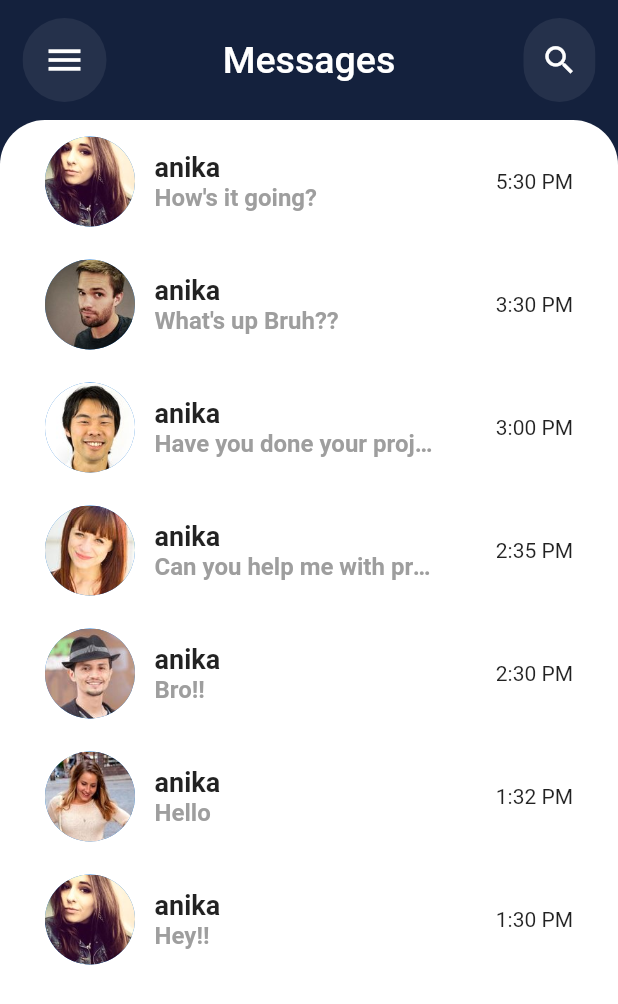
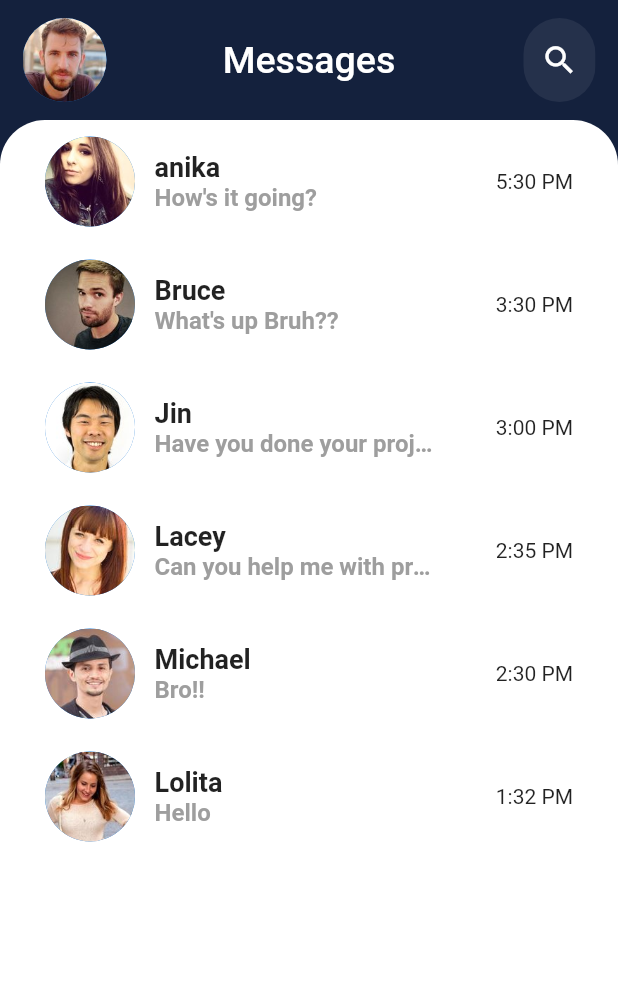
Before and after one commit to khatrisaugat/chat-app, a Flutter app: the screen it shows after launch, on a phone screen of 412 x 824 dp. Shown: the top 1004 px of the screen. Run offline on Flutter 3.47's test engine with Material 2 defaults, Android fonts, the phone set to English and light mode, and no system bars.

Commit message:
design of home screen and chat screen

```diff
--- a/lib/main.dart
+++ b/lib/main.dart
@@ -12,6 +12,7 @@ class MyApp extends StatelessWidget {
   @override
   Widget build(BuildContext context) {
     return MaterialApp(
+      debugShowCheckedModeBanner: false,
       title: 'Flutter Demo',
       theme: ThemeData(
         primaryColor: Color(0xff14213D),
--- a/lib/models/message_model.dart
+++ b/lib/models/message_model.dart
@@ -101,7 +101,7 @@ List<Message> chats = [
     isLiked: false,
     unread: true,
     roomId: 2,
-    roomName: "anika",
+    roomName: "Bruce",
     creator: steven,
   ),
   Message(
@@ -112,7 +112,7 @@ List<Message> chats = [
     isLiked: false,
     unread: true,
     roomId: 3,
-    roomName: "anika",
+    roomName: "Jin",
     creator: steven,
   ),
   Message(
@@ -123,7 +123,7 @@ List<Message> chats = [
     isLiked: false,
     unread: true,
     roomId: 4,
-    roomName: "anika",
+    roomName: "Lacey",
     creator: steven,
   ),
   Message(
@@ -134,7 +134,7 @@ List<Message> chats = [
     isLiked: false,
     unread: true,
     roomId: 5,
-    roomName: "anika",
+    roomName: "Michael",
     creator: steven,
   ),
   Message(
@@ -145,18 +145,7 @@ List<Message> chats = [
     isLiked: true,
     unread: false,
     roomId: 6,
-    roomName: "anika",
-    creator: steven,
-  ),
-  Message(
-    id: 7,
-    sender: anika,
-    time: "1:30 PM",
-    text: "Hey!!",
-    isLiked: false,
-    unread: false,
-    roomId: 7,
-    roomName: "anika",
+    roomName: "Lolita",
     creator: steven,
   ),
 ];
--- a/lib/screens/home_screen.dart
+++ b/lib/screens/home_screen.dart
@@ -1,3 +1,5 @@
+import 'package:chat_app/models/message_model.dart';
+import 'package:chat_app/models/user_model.dart';
 import 'package:chat_app/widgets/recent_chats.dart';
 import 'package:flutter/material.dart';
 
@@ -23,18 +25,9 @@ class _HomeScreenState extends State<HomeScreen> {
                 ),
                 child: AppBar(
                   centerTitle: true,
-                  leading: Ink(
-                    child: IconButton(
-                      icon: Icon(Icons.menu),
-                      iconSize: 28.0,
-                      onPressed: () {},
-                    ),
-                    decoration: ShapeDecoration(
-                      shape: OutlineInputBorder(
-                          borderRadius: BorderRadius.circular(30.0),
-                          borderSide: BorderSide.none),
-                      color: Theme.of(context).colorScheme.secondaryContainer,
-                    ),
+                  leading: CircleAvatar(
+                    backgroundImage: AssetImage(steven.imageUrl),
+                    radius: 25.0,
                   ),
                   title: Text(
                     "Messages",
--- a/lib/widgets/recent_chats.dart
+++ b/lib/widgets/recent_chats.dart
@@ -1,4 +1,5 @@
 import 'package:chat_app/models/message_model.dart';
+import 'package:chat_app/screens/chat_screen.dart';
 import 'package:flutter/material.dart';
 
 class RecentChats extends StatelessWidget {
@@ -14,7 +15,13 @@ class RecentChats extends StatelessWidget {
           itemCount: chats.length,
           itemBuilder: (BuildContext, index) {
             final Message chat = chats[index];
-            return Container(
+            return GestureDetector(
+              onTap: () => Navigator.push(
+                  context,
+                  MaterialPageRoute(
+                    builder: (_) => ChatScreen(user: chat.sender),
+                  )),
+              child: Container(
                 margin: EdgeInsets.symmetric(horizontal: 5.0, vertical: 1.0),
                 padding: EdgeInsets.symmetric(horizontal: 25.0, vertical: 10.0),
                 child: Row(
@@ -54,6 +61,7 @@ class RecentChats extends StatelessWidget {
                     Text(chat.time),
                   ],
                 ),
+              ),
             );
           }),
     );
```
Also changed, not shown: lib/screens/chat_screen.dart (added, +173 -0 lines). Lines whose indentation alone changed are shown as unchanged.
